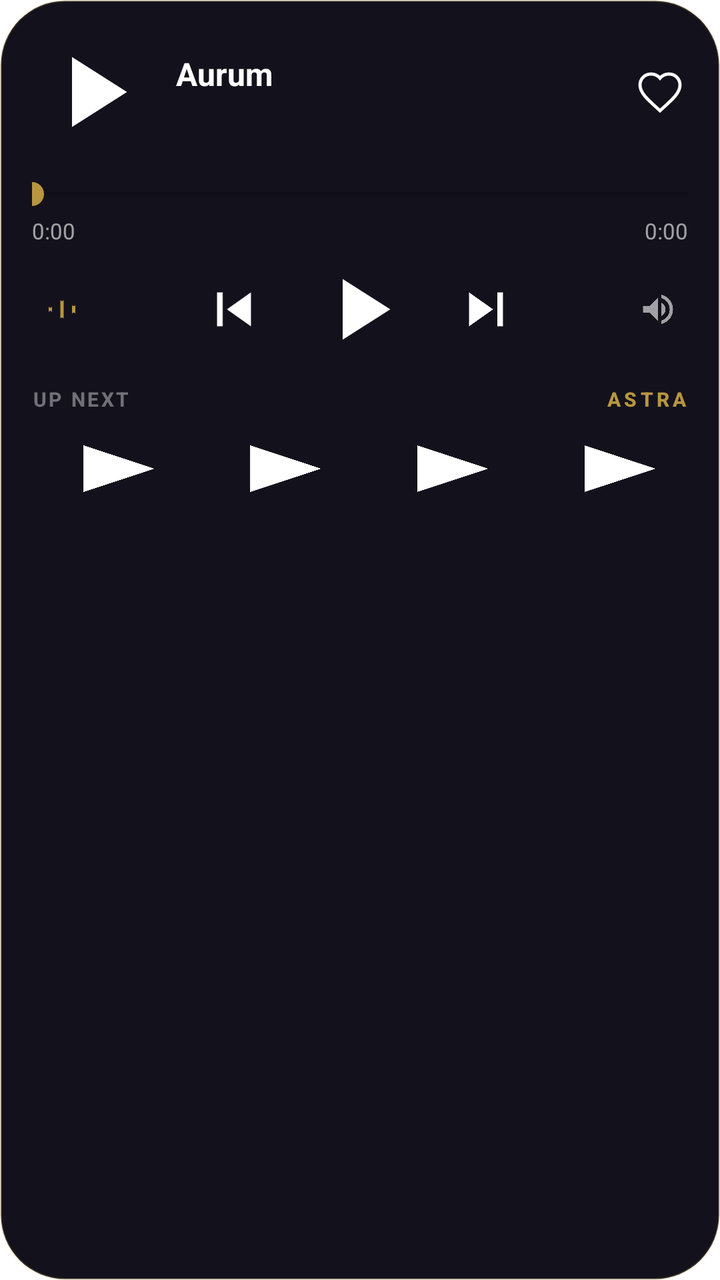
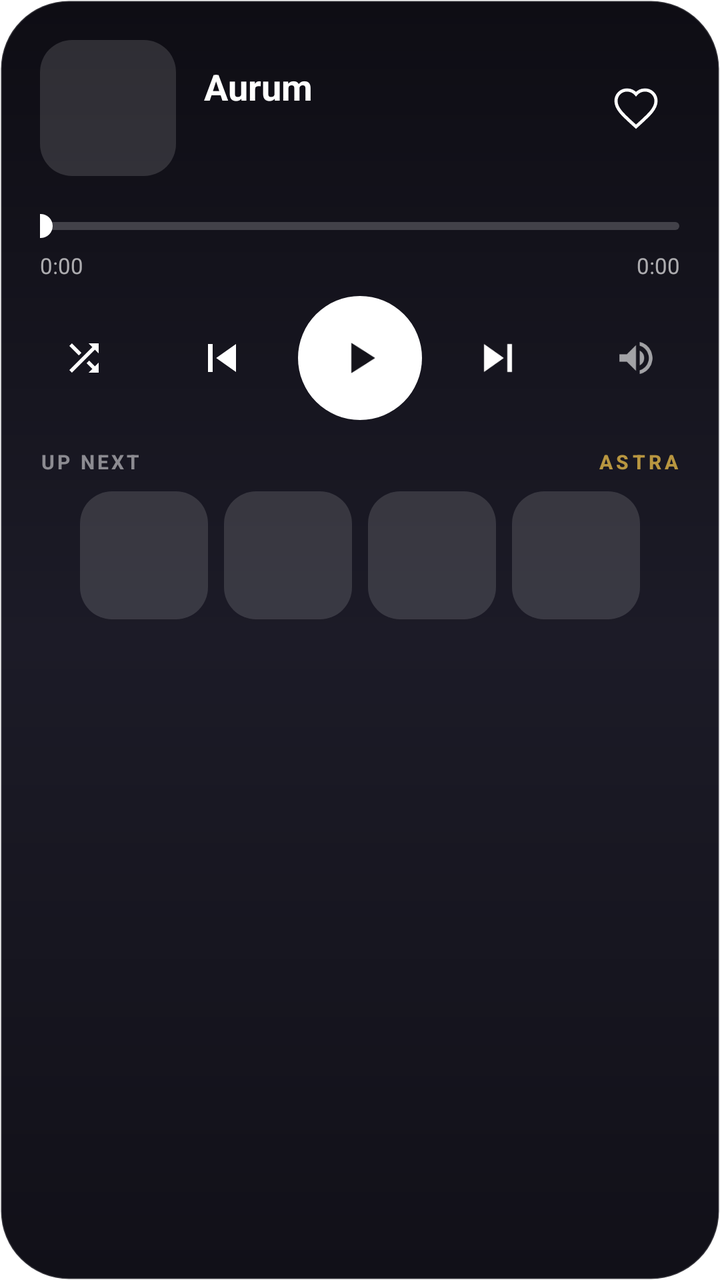

The first picture is an Android layout as it rendered before a commit; the second is the same layout after the commit. The layout source and the unified diff follow.
<!-- AndroidManifest.xml: fallback theme Theme.MaterialComponents.DayNight.NoActionBar -->
<!-- res/layout/island_expanded.xml -->
<?xml version="1.0" encoding="utf-8"?>
<LinearLayout xmlns:android="http://schemas.android.com/apk/res/android"
    android:id="@+id/island_expanded_root"
    android:layout_width="match_parent"
    android:layout_height="wrap_content"
    android:orientation="vertical"
    android:background="@drawable/island_expanded_bg"
    android:paddingStart="16dp"
    android:paddingEnd="16dp"
    android:paddingTop="16dp"
    android:paddingBottom="14dp"
    android:elevation="10dp">

    
    <LinearLayout
        android:layout_width="match_parent"
        android:layout_height="wrap_content"
        android:orientation="horizontal"
        android:gravity="center_vertical">

        <ImageView
            android:id="@+id/island_expanded_artwork"
            android:layout_width="60dp"
            android:layout_height="60dp"
            android:background="@drawable/ic_widget_play"
            android:scaleType="centerCrop"
            android:contentDescription="@null"/>

        <LinearLayout
            android:layout_width="0dp"
            android:layout_height="wrap_content"
            android:layout_weight="1"
            android:layout_marginStart="12dp"
            android:orientation="vertical">

            <TextView
                android:id="@+id/island_expanded_title"
                android:layout_width="match_parent"
                android:layout_height="wrap_content"
                android:text="Aurum"
                android:textColor="#FFFFFFFF"
                android:textSize="16sp"
                android:textStyle="bold"
                android:singleLine="true"
                android:ellipsize="marquee"
                android:marqueeRepeatLimit="marquee_forever"
                android:focusable="true"
                android:focusableInTouchMode="true"
                android:freezesText="true"/>

            <TextView
                android:id="@+id/island_expanded_artist"
                android:layout_width="match_parent"
                android:layout_height="wrap_content"
                android:layout_marginTop="2dp"
                android:text=""
                android:textColor="#99FFFFFF"
                android:textSize="12sp"
                android:singleLine="true"
                android:ellipsize="end"/>
        </LinearLayout>

        <ImageView
            android:id="@+id/island_expanded_like"
            android:layout_width="28dp"
            android:layout_height="28dp"
            android:layout_marginStart="10dp"
            android:padding="2dp"
            android:src="@drawable/ic_like_outline"
            android:contentDescription="@null"/>

    </LinearLayout>

    
    <SeekBar
        android:id="@+id/island_expanded_seekbar"
        android:layout_width="match_parent"
        android:layout_height="wrap_content"
        android:layout_marginTop="12dp"
        android:paddingStart="0dp"
        android:paddingEnd="0dp"
        android:progressTint="#B89640"
        android:thumbTint="#B89640"
        android:max="1000"/>

    <LinearLayout
        android:layout_width="match_parent"
        android:layout_height="wrap_content"
        android:layout_marginTop="2dp"
        android:orientation="horizontal">

        <TextView
            android:id="@+id/island_expanded_position"
            android:layout_width="0dp"
            android:layout_height="wrap_content"
            android:layout_weight="1"
            android:text="0:00"
            android:textColor="#99FFFFFF"
            android:textSize="11sp"/>

        <TextView
            android:id="@+id/island_expanded_duration"
            android:layout_width="0dp"
            android:layout_height="wrap_content"
            android:layout_weight="1"
            android:gravity="end"
            android:text="0:00"
            android:textColor="#99FFFFFF"
            android:textSize="11sp"/>
    </LinearLayout>

    
    <LinearLayout
        android:layout_width="match_parent"
        android:layout_height="wrap_content"
        android:layout_marginTop="6dp"
        android:orientation="horizontal"
        android:gravity="center_vertical"
        android:baselineAligned="false">

        <ImageView
            android:id="@+id/island_expanded_shuffle"
            android:layout_width="30dp"
            android:layout_height="30dp"
            android:padding="5dp"
            android:src="@drawable/ic_island_wave"
            android:contentDescription="@null"/>

        <Space
            android:layout_width="0dp"
            android:layout_height="1dp"
            android:layout_weight="1"/>

        <ImageView
            android:id="@+id/island_expanded_prev"
            android:layout_width="34dp"
            android:layout_height="34dp"
            android:src="@drawable/ic_widget_prev"
            android:contentDescription="@null"/>

        <Space
            android:layout_width="20dp"
            android:layout_height="1dp"/>

        <ImageView
            android:id="@+id/island_expanded_play_pause"
            android:layout_width="52dp"
            android:layout_height="52dp"
            android:src="@drawable/ic_widget_play"
            android:contentDescription="@null"/>

        <Space
            android:layout_width="20dp"
            android:layout_height="1dp"/>

        <ImageView
            android:id="@+id/island_expanded_next"
            android:layout_width="34dp"
            android:layout_height="34dp"
            android:src="@drawable/ic_widget_next"
            android:contentDescription="@null"/>

        <Space
            android:layout_width="0dp"
            android:layout_height="1dp"
            android:layout_weight="1"/>

        <ImageView
            android:id="@+id/island_expanded_route_icon"
            android:layout_width="30dp"
            android:layout_height="30dp"
            android:padding="5dp"
            android:src="@drawable/ic_island_speaker"
            android:contentDescription="@null"/>

    </LinearLayout>

    
    <LinearLayout
        android:layout_width="match_parent"
        android:layout_height="wrap_content"
        android:layout_marginTop="12dp"
        android:orientation="horizontal"
        android:gravity="center_vertical">

        <TextView
            android:layout_width="0dp"
            android:layout_height="wrap_content"
            android:layout_weight="1"
            android:text="UP NEXT"
            android:textColor="#66FFFFFF"
            android:textSize="10sp"
            android:textStyle="bold"
            android:letterSpacing="0.12"/>

        <TextView
            android:id="@+id/island_expanded_wordmark"
            android:layout_width="wrap_content"
            android:layout_height="wrap_content"
            android:text="ASTRA"
            android:textColor="#B89640"
            android:textSize="10sp"
            android:textStyle="bold"
            android:letterSpacing="0.18"
            android:singleLine="true"
            android:fontFamily="sans-serif-medium"/>
    </LinearLayout>

    <LinearLayout
        android:id="@+id/island_expanded_queue_row"
        android:layout_width="match_parent"
        android:layout_height="wrap_content"
        android:layout_marginTop="8dp"
        android:orientation="horizontal"
        android:gravity="center">

        <ImageView
            android:id="@+id/island_queue_thumb_1"
            android:layout_width="0dp"
            android:layout_height="40dp"
            android:layout_weight="1"
            android:layout_marginEnd="6dp"
            android:background="@drawable/ic_widget_play"
            android:scaleType="centerCrop"
            android:contentDescription="@null"/>

        <ImageView
            android:id="@+id/island_queue_thumb_2"
            android:layout_width="0dp"
            android:layout_height="40dp"
            android:layout_weight="1"
            android:layout_marginEnd="6dp"
            android:background="@drawable/ic_widget_play"
            android:scaleType="centerCrop"
            android:contentDescription="@null"/>

        <ImageView
            android:id="@+id/island_queue_thumb_3"
            android:layout_width="0dp"
            android:layout_height="40dp"
            android:layout_weight="1"
            android:layout_marginEnd="6dp"
            android:background="@drawable/ic_widget_play"
            android:scaleType="centerCrop"
            android:contentDescription="@null"/>

        <ImageView
            android:id="@+id/island_queue_thumb_4"
            android:layout_width="0dp"
            android:layout_height="40dp"
            android:layout_weight="1"
            android:background="@drawable/ic_widget_play"
            android:scaleType="centerCrop"
            android:contentDescription="@null"/>

    </LinearLayout>

</LinearLayout>
<!-- resources referenced by this layout -->
<resources>
  <!-- drawable ic_island_wave (drawable) -->
  <?xml version="1.0" encoding="utf-8"?>
  <vector xmlns:android="http://schemas.android.com/apk/res/android"
      android:width="16dp"
      android:height="16dp"
      android:viewportWidth="24"
      android:viewportHeight="24">
      <path
          android:fillColor="#B89640"
          android:pathData="M4,10 L4,14 A1,1 0 0 1 6,14 L6,10 A1,1 0 0 1 4,10 Z"/>
      <path
          android:fillColor="#B89640"
          android:pathData="M11,6 L11,18 A1,1 0 0 1 13,18 L13,6 A1,1 0 0 1 11,6 Z"/>
      <path
          android:fillColor="#B89640"
          android:pathData="M18,9 L18,15 A1,1 0 0 1 20,15 L20,9 A1,1 0 0 1 18,9 Z"/>
  </vector>
  <!-- drawable ic_widget_play (drawable) -->
  <?xml version="1.0" encoding="utf-8"?>
  <vector xmlns:android="http://schemas.android.com/apk/res/android"
      android:width="24dp"
      android:height="24dp"
      android:viewportWidth="24"
      android:viewportHeight="24"
      android:tint="#FFFFFF">
      <path
          android:fillColor="#FF000000"
          android:pathData="M8,5v14l11,-7z"/>
  </vector>
  <!-- drawable ic_widget_prev (drawable) -->
  <?xml version="1.0" encoding="utf-8"?>
  <vector xmlns:android="http://schemas.android.com/apk/res/android"
      android:width="24dp"
      android:height="24dp"
      android:viewportWidth="24"
      android:viewportHeight="24"
      android:tint="#FFFFFF">
      <path
          android:fillColor="#FF000000"
          android:pathData="M6,6h2v12H6zM18,18l-8.5,-6L18,6v12z"/>
  </vector>
  <!-- drawable island_expanded_bg (drawable) -->
  <?xml version="1.0" encoding="utf-8"?>
  <shape xmlns:android="http://schemas.android.com/apk/res/android"
      android:shape="rectangle">
      <solid android:color="#FF13121C"/>
      <corners android:radius="32dp"/>
      <stroke android:width="1dp" android:color="#33B89640"/>
  </shape>
  <!-- unchanged entries left out for length: 3 -->
</resources>

<!-- the commit's change to res/layout/island_expanded.xml (unified diff, before → after) -->
@@ -5,11 +5,10 @@
     android:layout_height="wrap_content"
     android:orientation="vertical"
     android:background="@drawable/island_expanded_bg"
-    android:paddingStart="16dp"
-    android:paddingEnd="16dp"
-    android:paddingTop="16dp"
-    android:paddingBottom="14dp"
-    android:elevation="10dp">
+    android:paddingStart="20dp"
+    android:paddingEnd="20dp"
+    android:paddingTop="20dp"
+    android:paddingBottom="18dp">
 
     
     <LinearLayout
@@ -20,9 +19,9 @@
 
         <ImageView
             android:id="@+id/island_expanded_artwork"
-            android:layout_width="60dp"
-            android:layout_height="60dp"
-            android:background="@drawable/ic_widget_play"
+            android:layout_width="68dp"
+            android:layout_height="68dp"
+            android:background="@drawable/island_thumb_placeholder"
             android:scaleType="centerCrop"
             android:contentDescription="@null"/>
 
@@ -30,7 +29,7 @@
             android:layout_width="0dp"
             android:layout_height="wrap_content"
             android:layout_weight="1"
-            android:layout_marginStart="12dp"
+            android:layout_marginStart="14dp"
             android:orientation="vertical">
 
             <TextView
@@ -39,7 +38,7 @@
                 android:layout_height="wrap_content"
                 android:text="Aurum"
                 android:textColor="#FFFFFFFF"
-                android:textSize="16sp"
+                android:textSize="18sp"
                 android:textStyle="bold"
                 android:singleLine="true"
                 android:ellipsize="marquee"
@@ -52,22 +51,23 @@
                 android:id="@+id/island_expanded_artist"
                 android:layout_width="match_parent"
                 android:layout_height="wrap_content"
-                android:layout_marginTop="2dp"
+                android:layout_marginTop="3dp"
                 android:text=""
-                android:textColor="#99FFFFFF"
-                android:textSize="12sp"
+                android:textColor="#B3FFFFFF"
+                android:textSize="13.5sp"
                 android:singleLine="true"
                 android:ellipsize="end"/>
         </LinearLayout>
 
         <ImageView
             android:id="@+id/island_expanded_like"
-            android:layout_width="28dp"
-            android:layout_height="28dp"
-            android:layout_marginStart="10dp"
-            android:padding="2dp"
+            android:layout_width="44dp"
+            android:layout_height="44dp"
+            android:layout_marginStart="6dp"
+            android:padding="10dp"
+            android:background="@drawable/island_ripple_circle"
             android:src="@drawable/ic_like_outline"
-            android:contentDescription="@null"/>
+            android:contentDescription="Like"/>
 
     </LinearLayout>
 
@@ -75,18 +75,24 @@
     <SeekBar
         android:id="@+id/island_expanded_seekbar"
         android:layout_width="match_parent"
-        android:layout_height="wrap_content"
-        android:layout_marginTop="12dp"
-        android:paddingStart="0dp"
-        android:paddingEnd="0dp"
+        android:layout_height="30dp"
+        android:layout_marginTop="10dp"
+        android:layout_marginStart="-6dp"
+        android:layout_marginEnd="-6dp"
+        android:paddingStart="6dp"
+        android:paddingEnd="6dp"
+        android:progressDrawable="@drawable/island_seekbar_progress"
+        android:thumb="@drawable/island_seek_thumb"
         android:progressTint="#B89640"
-        android:thumbTint="#B89640"
+        android:minHeight="4dp"
+        android:maxHeight="4dp"
+        android:splitTrack="false"
         android:max="1000"/>
 
     <LinearLayout
         android:layout_width="match_parent"
         android:layout_height="wrap_content"
-        android:layout_marginTop="2dp"
+        android:layout_marginTop="-3dp"
         android:orientation="horizontal">
 
         <TextView
@@ -95,7 +101,7 @@
             android:layout_height="wrap_content"
             android:layout_weight="1"
             android:text="0:00"
-            android:textColor="#99FFFFFF"
+            android:textColor="#A6FFFFFF"
             android:textSize="11sp"/>
 
         <TextView
@@ -105,7 +111,7 @@
             android:layout_weight="1"
             android:gravity="end"
             android:text="0:00"
-            android:textColor="#99FFFFFF"
+            android:textColor="#A6FFFFFF"
             android:textSize="11sp"/>
     </LinearLayout>
 
@@ -113,63 +119,71 @@
     <LinearLayout
         android:layout_width="match_parent"
         android:layout_height="wrap_content"
-        android:layout_marginTop="6dp"
+        android:layout_marginTop="8dp"
         android:orientation="horizontal"
         android:gravity="center_vertical"
         android:baselineAligned="false">
 
         <ImageView
             android:id="@+id/island_expanded_shuffle"
-            android:layout_width="30dp"
-            android:layout_height="30dp"
-            android:padding="5dp"
-            android:src="@drawable/ic_island_wave"
-            android:contentDescription="@null"/>
-
-        <Space
+            android:layout_width="44dp"
+            android:layout_height="44dp"
+            android:padding="11dp"
+            android:background="@drawable/island_ripple_circle"
+            android:src="@drawable/ic_island_shuffle"
+            android:contentDescription="Shuffle"/>
+
+        <View
             android:layout_width="0dp"
             android:layout_height="1dp"
             android:layout_weight="1"/>
 
         <ImageView
             android:id="@+id/island_expanded_prev"
-            android:layout_width="34dp"
-            android:layout_height="34dp"
+            android:layout_width="48dp"
+            android:layout_height="48dp"
+            android:padding="10dp"
+            android:background="@drawable/island_ripple_circle"
             android:src="@drawable/ic_widget_prev"
-            android:contentDescription="@null"/>
-
-        <Space
-            android:layout_width="20dp"
+            android:contentDescription="Previous"/>
+
+        <View
+            android:layout_width="14dp"
             android:layout_height="1dp"/>
 
         <ImageView
             android:id="@+id/island_expanded_play_pause"
-            android:layout_width="52dp"
-            android:layout_height="52dp"
+            android:layout_width="62dp"
+            android:layout_height="62dp"
+            android:padding="18dp"
+            android:background="@drawable/island_play_bg"
             android:src="@drawable/ic_widget_play"
-            android:contentDescription="@null"/>
-
-        <Space
-            android:layout_width="20dp"
+            android:tint="#FF14131A"
+            android:contentDescription="Play or pause"/>
+
+        <View
+            android:layout_width="14dp"
             android:layout_height="1dp"/>
 
         <ImageView
             android:id="@+id/island_expanded_next"
-            android:layout_width="34dp"
-            android:layout_height="34dp"
+            android:layout_width="48dp"
+            android:layout_height="48dp"
+            android:padding="10dp"
+            android:background="@drawable/island_ripple_circle"
             android:src="@drawable/ic_widget_next"
-            android:contentDescription="@null"/>
-
-        <Space
+            android:contentDescription="Next"/>
+
+        <View
             android:layout_width="0dp"
             android:layout_height="1dp"
             android:layout_weight="1"/>
 
         <ImageView
             android:id="@+id/island_expanded_route_icon"
-            android:layout_width="30dp"
-            android:layout_height="30dp"
-            android:padding="5dp"
+            android:layout_width="44dp"
+            android:layout_height="44dp"
+            android:padding="11dp"
             android:src="@drawable/ic_island_speaker"
             android:contentDescription="@null"/>
 
@@ -179,7 +193,7 @@
     <LinearLayout
         android:layout_width="match_parent"
         android:layout_height="wrap_content"
-        android:layout_marginTop="12dp"
+        android:layout_marginTop="14dp"
         android:orientation="horizontal"
         android:gravity="center_vertical">
 
@@ -188,10 +202,10 @@
             android:layout_height="wrap_content"
             android:layout_weight="1"
             android:text="UP NEXT"
-            android:textColor="#66FFFFFF"
+            android:textColor="#80FFFFFF"
             android:textSize="10sp"
             android:textStyle="bold"
-            android:letterSpacing="0.12"/>
+            android:letterSpacing="0.14"/>
 
         <TextView
             android:id="@+id/island_expanded_wordmark"
@@ -206,52 +220,49 @@
             android:fontFamily="sans-serif-medium"/>
     </LinearLayout>
 
+    
     <LinearLayout
         android:id="@+id/island_expanded_queue_row"
         android:layout_width="match_parent"
         android:layout_height="wrap_content"
         android:layout_marginTop="8dp"
         android:orientation="horizontal"
-        android:gravity="center">
+        android:gravity="center_horizontal">
 
         <ImageView
             android:id="@+id/island_queue_thumb_1"
-            android:layout_width="0dp"
-            android:layout_height="40dp"
-            android:layout_weight="1"
-            android:layout_marginEnd="6dp"
-            android:background="@drawable/ic_widget_play"
-            android:scaleType="centerCrop"
-            android:contentDescription="@null"/>
+            android:layout_width="64dp"
+            android:layout_height="64dp"
+            android:layout_marginEnd="8dp"
+            android:background="@drawable/island_thumb_placeholder"
+            android:scaleType="centerCrop"
+            android:contentDescription="Up next 1"/>
 
         <ImageView
             android:id="@+id/island_queue_thumb_2"
-            android:layout_width="0dp"
-            android:layout_height="40dp"
-            android:layout_weight="1"
-            android:layout_marginEnd="6dp"
-            android:background="@drawable/ic_widget_play"
-            android:scaleType="centerCrop"
-            android:contentDescription="@null"/>
+            android:layout_width="64dp"
+            android:layout_height="64dp"
+            android:layout_marginEnd="8dp"
+            android:background="@drawable/island_thumb_placeholder"
+            android:scaleType="centerCrop"
+            android:contentDescription="Up next 2"/>
 
         <ImageView
             android:id="@+id/island_queue_thumb_3"
-            android:layout_width="0dp"
-            android:layout_height="40dp"
-            android:layout_weight="1"
-            android:layout_marginEnd="6dp"
-            android:background="@drawable/ic_widget_play"
-            android:scaleType="centerCrop"
-            android:contentDescription="@null"/>
+            android:layout_width="64dp"
+            android:layout_height="64dp"
+            android:layout_marginEnd="8dp"
+            android:background="@drawable/island_thumb_placeholder"
+            android:scaleType="centerCrop"
+            android:contentDescription="Up next 3"/>
 
         <ImageView
             android:id="@+id/island_queue_thumb_4"
-            android:layout_width="0dp"
-            android:layout_height="40dp"
-            android:layout_weight="1"
-            android:background="@drawable/ic_widget_play"
-            android:scaleType="centerCrop"
-            android:contentDescription="@null"/>
+            android:layout_width="64dp"
+            android:layout_height="64dp"
+            android:background="@drawable/island_thumb_placeholder"
+            android:scaleType="centerCrop"
+            android:contentDescription="Up next 4"/>
 
     </LinearLayout>
 
<!-- resource entries referenced after the edit -->
@@ -1,21 +1,16 @@
 <!-- resources referenced by this layout -->
 <resources>
-  <!-- drawable ic_island_wave (drawable) -->
+  <!-- drawable ic_island_shuffle (drawable) -->
   <?xml version="1.0" encoding="utf-8"?>
   <vector xmlns:android="http://schemas.android.com/apk/res/android"
-      android:width="16dp"
-      android:height="16dp"
+      android:width="24dp"
+      android:height="24dp"
       android:viewportWidth="24"
-      android:viewportHeight="24">
+      android:viewportHeight="24"
+      android:tint="#FFFFFF">
       <path
-          android:fillColor="#B89640"
-          android:pathData="M4,10 L4,14 A1,1 0 0 1 6,14 L6,10 A1,1 0 0 1 4,10 Z"/>
-      <path
-          android:fillColor="#B89640"
-          android:pathData="M11,6 L11,18 A1,1 0 0 1 13,18 L13,6 A1,1 0 0 1 11,6 Z"/>
-      <path
-          android:fillColor="#B89640"
-          android:pathData="M18,9 L18,15 A1,1 0 0 1 20,15 L20,9 A1,1 0 0 1 18,9 Z"/>
+          android:fillColor="#FF000000"
+          android:pathData="M10.59,9.17L5.41,4 4,5.41l5.17,5.17 1.42,-1.41zM14.5,4l2.04,2.04L4,18.59 5.41,20 17.96,7.46 20,9.5L20,4l-5.5,0zM14.83,13.41l-1.41,1.41 3.13,3.13L14.5,20L20,20l0,-5.5 -2.04,2.04 -3.13,-3.13z"/>
   </vector>
   <!-- drawable ic_widget_play (drawable) -->
   <?xml version="1.0" encoding="utf-8"?>
@@ -45,9 +40,68 @@
   <?xml version="1.0" encoding="utf-8"?>
   <shape xmlns:android="http://schemas.android.com/apk/res/android"
       android:shape="rectangle">
-      <solid android:color="#FF13121C"/>
-      <corners android:radius="32dp"/>
-      <stroke android:width="1dp" android:color="#33B89640"/>
+      <gradient
+          android:type="linear"
+          android:angle="270"
+          android:startColor="#FF0E0D14"
+          android:centerColor="#FF1C1B27"
+          android:endColor="#FF111018"/>
+      <corners android:radius="34dp"/>
+      <stroke android:width="1dp" android:color="#26FFFFFF"/>
+  </shape>
+  <!-- drawable island_play_bg (drawable) -->
+  <?xml version="1.0" encoding="utf-8"?>
+  <ripple xmlns:android="http://schemas.android.com/apk/res/android"
+      android:color="#33000000">
+      <item>
+          <shape android:shape="oval">
+              <solid android:color="#FFFFFFFF"/>
+          </shape>
+      </item>
+  </ripple>
+  <!-- drawable island_ripple_circle (drawable) -->
+  <?xml version="1.0" encoding="utf-8"?>
+  <ripple xmlns:android="http://schemas.android.com/apk/res/android"
+      android:color="#33FFFFFF">
+      <item android:id="@android:id/mask">
+          <shape android:shape="oval">
+              <solid android:color="#FFFFFFFF"/>
+          </shape>
+      </item>
+  </ripple>
+  <!-- drawable island_seek_thumb (drawable) -->
+  <?xml version="1.0" encoding="utf-8"?>
+  <shape xmlns:android="http://schemas.android.com/apk/res/android"
+      android:shape="oval">
+      <solid android:color="#FFFFFFFF"/>
+      <size android:width="12dp" android:height="12dp"/>
+  </shape>
+  <!-- drawable island_seekbar_progress (drawable) -->
+  <?xml version="1.0" encoding="utf-8"?>
+  <layer-list xmlns:android="http://schemas.android.com/apk/res/android">
+      <item android:id="@android:id/background">
+          <shape android:shape="rectangle">
+              <corners android:radius="2dp"/>
+              <solid android:color="#33FFFFFF"/>
+              <size android:height="4dp"/>
+          </shape>
+      </item>
+      <item android:id="@android:id/progress">
+          <clip>
+              <shape android:shape="rectangle">
+                  <corners android:radius="2dp"/>
+                  <solid android:color="#FFFFFFFF"/>
+                  <size android:height="4dp"/>
+              </shape>
+          </clip>
+      </item>
+  </layer-list>
+  <!-- drawable island_thumb_placeholder (drawable) -->
+  <?xml version="1.0" encoding="utf-8"?>
+  <shape xmlns:android="http://schemas.android.com/apk/res/android"
+      android:shape="rectangle">
+      <solid android:color="#22FFFFFF"/>
+      <corners android:radius="16dp"/>
   </shape>
   <!-- unchanged entries left out for length: 3 -->
 </resources>
